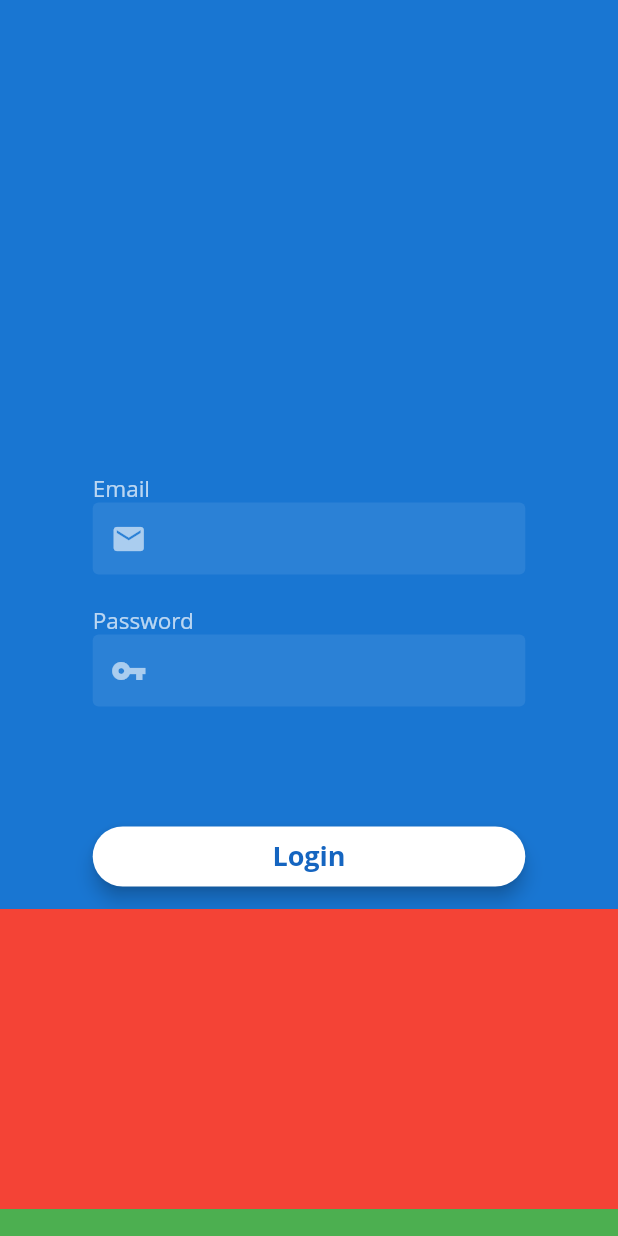
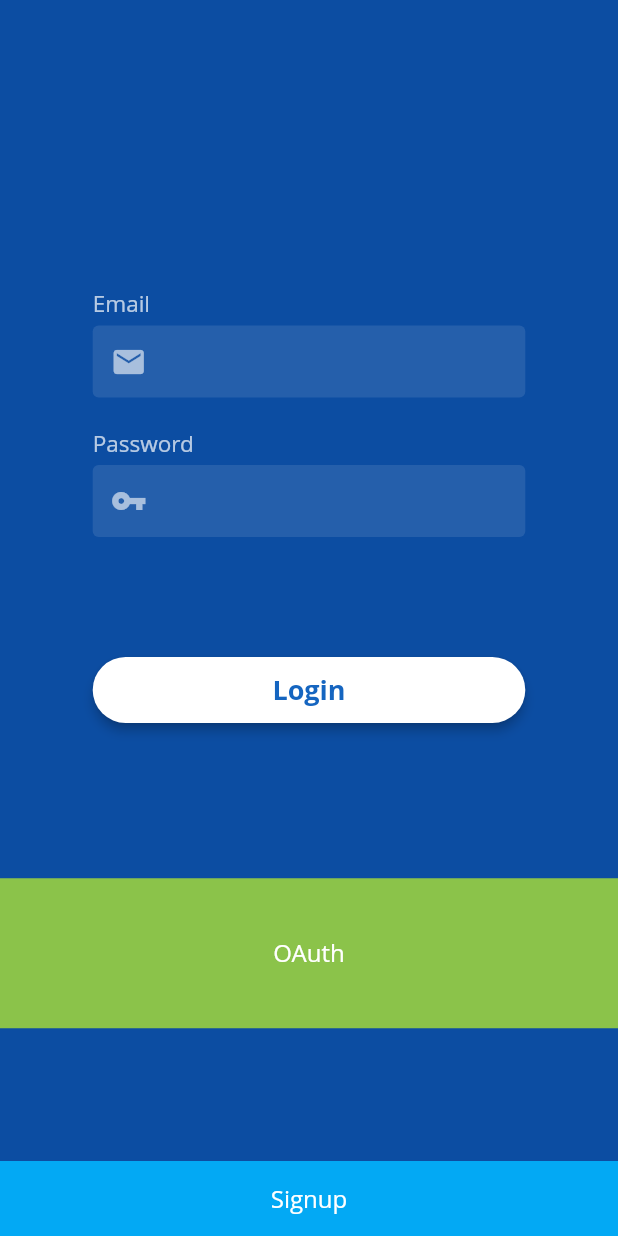
Before and after one commit to top2429/Justclass, a Flutter app: the screen it shows after launch, on a phone screen of 412 x 824 dp. Run offline on Flutter 3.47's test engine with Material 2 defaults, Android fonts, the phone set to English and light mode, and no system bars.

Commit message:
made auth screen responsive the orientations

```diff
--- a/lib/main.dart
+++ b/lib/main.dart
@@ -1,5 +1,5 @@
 import 'package:flutter/material.dart';
-import 'package:justclass/screens/login_screen.dart';
+import 'package:justclass/screens/auth_screen.dart';
 
 void main() {
   WidgetsFlutterBinding.ensureInitialized();
@@ -14,7 +14,7 @@ class MyApp extends StatelessWidget {
       title: "Justclass",
       debugShowCheckedModeBanner: false,
       theme: ThemeData(
-        backgroundColor: Colors.blue[700],
+        backgroundColor: Color(0xff0c4da2), // hoa sen logo @@
         fontFamily: "OpenSans",
       ),
       initialRoute: AuthScreen.routeName,
--- /dev/null
+++ b/lib/screens/auth_screen.dart
@@ -0,0 +1,41 @@
+import 'package:flutter/cupertino.dart';
+import 'package:flutter/material.dart';
+import 'package:justclass/widgets/email_auth_form.dart';
+import 'package:justclass/widgets/test_box.dart';
+
+class AuthScreen extends StatelessWidget {
+  static final routeName = "/auth";
+
+  @override
+  Widget build(BuildContext context) {
+    final orientation = MediaQuery.of(context).orientation;
+
+    return Scaffold(
+      backgroundColor: Theme.of(context).backgroundColor,
+      resizeToAvoidBottomInset: false,
+      body: SafeArea(
+        child: (orientation == Orientation.portrait)
+            ? Column(
+                mainAxisAlignment: MainAxisAlignment.end,
+                children: <Widget>[
+                  Spacer(flex: 2),
+                  EmailAuthForm(),
+                  Spacer(),
+                  TestBox(height: 100, color: Colors.lightGreen, title: "OAuth"),
+                  Spacer(),
+                  TestBox(height: 50, color: Colors.lightBlue, title: "Signup"),
+                ],
+              )
+            : SingleChildScrollView(
+                child: Column(
+                  children: <Widget>[
+                    TestBox(height: 50, color: Colors.lightBlue, title: "Signup"),
+                    EmailAuthForm(),
+                    TestBox(height: 100, color: Colors.lightGreen, title: "OAuth"),
+                  ],
+                ),
+              ),
+      ),
+    );
+  }
+}
--- a/lib/screens/login_screen.dart
+++ /dev/null
@@ -1,35 +0,0 @@
-import 'package:flutter/cupertino.dart';
-import 'package:flutter/material.dart';
-import 'package:justclass/widgets/email_auth_form.dart';
-
-class AuthScreen extends StatelessWidget {
-  static final routeName = "/auth";
-
-  @override
-  Widget build(BuildContext context) {
-    final orientation = MediaQuery.of(context).orientation;
-    final width = MediaQuery.of(context).size.width;
-
-    return Scaffold(
-      backgroundColor: Theme.of(context).backgroundColor,
-      body: SingleChildScrollView(
-        child: Column(
-          children: <Widget>[
-            Container(
-              height: 300,
-            ),
-            EmailAuthForm(),
-            Container(
-              height: 200,
-              color: Colors.red,
-            ),
-            Container(
-              height: 100,
-              color: Colors.green,
-            ),
-          ],
-        ),
-      ),
-    );
-  }
-}
--- a/lib/widgets/email_auth_form.dart
+++ b/lib/widgets/email_auth_form.dart
@@ -1,12 +1,19 @@
 import 'package:flutter/material.dart';
 
 class EmailAuthForm extends StatefulWidget {
+  EmailAuthForm({Key key}) : super(key: key);
+
   @override
   _EmailAuthFormState createState() => _EmailAuthFormState();
 }
 
 class _EmailAuthFormState extends State<EmailAuthForm> {
   final _passwordFocusNode = FocusNode();
+  final _emailController = TextEditingController();
+  final _passwordController = TextEditingController();
+
+  bool _emptyEmail = true;
+  bool _emptyPassword = true;
 
   @override
   void dispose() {
@@ -25,75 +32,26 @@ class _EmailAuthFormState extends State<EmailAuthForm> {
         child: SizedBox(
           width: (orientation == Orientation.portrait) ? width * 0.7 : width * 0.6,
           child: Form(
-            child: IntrinsicWidth(
             child: Column(
               crossAxisAlignment: CrossAxisAlignment.start,
               children: <Widget>[
-                  const Text("Email", style: TextStyle(color: Colors.white70, fontSize: 15)),
-                  TextFormField(
-                    cursorColor: Colors.white70,
-                    style: const TextStyle(color: Colors.white70, fontSize: 17),
-                    keyboardType: TextInputType.emailAddress,
-                    textInputAction: TextInputAction.next,
-                    decoration: InputDecoration(
-                      filled: true,
-                      fillColor: Colors.white.withOpacity(0.08),
-                      contentPadding: const EdgeInsets.all(0),
-                      enabledBorder: OutlineInputBorder(
-                        borderSide: BorderSide(color: Colors.transparent),
+                ..._buildEmailInput(),
+                const SizedBox(height: 20),
+                ..._buildPasswordInput(),
+                const SizedBox(height: 80),
+                _buildLoginButton(),
+              ],
             ),
-                      focusedBorder: OutlineInputBorder(
-                        borderSide: BorderSide(color: Colors.transparent),
           ),
-                      focusedErrorBorder: OutlineInputBorder(
-                        borderSide: BorderSide(color: Colors.amberAccent),
         ),
-                      errorBorder: OutlineInputBorder(
-                        borderSide: BorderSide(color: Colors.amber[700]),
       ),
-                      prefixIcon: const Icon(Icons.email, color: Colors.white60),
-                      suffix: const SizedBox(width: 0),
-                      errorStyle: const TextStyle(color: Colors.amberAccent, fontSize: 14),
-//                        errorText: "Invalid email",
-                    ),
-                    onFieldSubmitted: (_) {
-                      FocusScope.of(context).requestFocus(_passwordFocusNode);
-                    },
-                  ),
-                  const SizedBox(height: 20),
-                  const Text("Password", style: TextStyle(color: Colors.white70, fontSize: 15)),
-                  TextFormField(
-                    obscureText: true,
-                    cursorColor: Colors.white70,
-                    style: const TextStyle(color: Colors.white70, fontSize: 17),
-                    textInputAction: TextInputAction.done,
-                    decoration: InputDecoration(
-                      filled: true,
-                      fillColor: Colors.white.withOpacity(0.08),
-                      contentPadding: const EdgeInsets.all(0),
-                      enabledBorder: OutlineInputBorder(
-                        borderSide: BorderSide(color: Colors.transparent),
-                      ),
-                      focusedBorder: OutlineInputBorder(
-                        borderSide: BorderSide(color: Colors.transparent),
-                      ),
-                      focusedErrorBorder: OutlineInputBorder(
-                        borderSide: BorderSide(color: Colors.amberAccent),
-                      ),
-                      errorBorder: OutlineInputBorder(
-                        borderSide: BorderSide(color: Colors.amber[700]),
-                      ),
-                      prefixIcon: const Icon(Icons.vpn_key, color: Colors.white60),
-                      suffix: const SizedBox(width: 0),
-                      errorStyle: const TextStyle(color: Colors.amberAccent, fontSize: 14),
-//                        errorText: "Invalid email",
-                    ),
-                    focusNode: _passwordFocusNode,
-                  ),
-                  const SizedBox(height: 80),
-                  SizedBox(
-                    height: 40,
-                    width: (orientation == Orientation.portrait) ? width * 0.7 : width * 0.6,
+    );
+  }
+
+  Widget _buildLoginButton() {
+    return SizedBox(
+      height: 44,
+      width: double.infinity,
       child: RaisedButton(
         child: Text(
           "Login",
@@ -103,20 +61,109 @@ class _EmailAuthFormState extends State<EmailAuthForm> {
             color: Colors.blue[800],
           ),
         ),
-                      elevation: 5,
+        elevation: 3,
         color: Colors.white,
         shape: RoundedRectangleBorder(
-                        borderRadius: BorderRadius.circular(20),
+          borderRadius: BorderRadius.circular(22),
         ),
         onPressed: () {},
       ),
-                  ),
-                ],
-              ),
-            ),
-          ),
-        ),
-      ),
     );
   }
+
+  List<Widget> _buildEmailInput() {
+    return [
+      const Text("Email", style: TextStyle(color: Colors.white70, fontSize: 15)),
+      const SizedBox(height: 5),
+      TextFormField(
+        cursorColor: Colors.white70,
+        style: const TextStyle(color: Colors.white70, fontSize: 17),
+        keyboardType: TextInputType.emailAddress,
+        textInputAction: TextInputAction.next,
+        decoration: InputDecoration(
+          filled: true,
+          fillColor: Colors.white.withOpacity(0.1),
+          contentPadding: const EdgeInsets.all(0),
+          enabledBorder: const OutlineInputBorder(
+            borderSide: BorderSide(color: Colors.transparent),
+          ),
+          focusedBorder: const OutlineInputBorder(
+            borderSide: BorderSide(color: Colors.white70),
+          ),
+          focusedErrorBorder: const OutlineInputBorder(
+            borderSide: BorderSide(color: Colors.amberAccent),
+          ),
+          errorBorder: OutlineInputBorder(
+            borderSide: BorderSide(color: Colors.amber[700]),
+          ),
+          prefixIcon: const Icon(Icons.email, color: Colors.white60),
+          suffixIcon: (_emptyEmail)
+              ? const SizedBox(width: 0)
+              : GestureDetector(
+                  child: const Icon(Icons.cancel, color: Colors.white54),
+                  onTap: () {
+                    _emailController.text = "";
+                    setState(() => _emptyEmail = true);
+                  },
+                ),
+          errorStyle: const TextStyle(color: Colors.amberAccent, fontSize: 14),
+          errorText: null,
+        ),
+        controller: _emailController,
+        onFieldSubmitted: (_) => FocusScope.of(context).requestFocus(_passwordFocusNode),
+        onChanged: (val) {
+          if (val.length > 1) return;
+          setState(() => _emptyEmail = val.isEmpty);
+        },
+      ),
+    ];
   }
+
+  List<Widget> _buildPasswordInput() {
+    return [
+      const Text("Password", style: TextStyle(color: Colors.white70, fontSize: 15)),
+      const SizedBox(height: 5),
+      TextFormField(
+        obscureText: true,
+        cursorColor: Colors.white70,
+        style: const TextStyle(color: Colors.white70, fontSize: 17),
+        textInputAction: TextInputAction.done,
+        decoration: InputDecoration(
+          filled: true,
+          fillColor: Colors.white.withOpacity(0.1),
+          contentPadding: const EdgeInsets.all(0),
+          enabledBorder: const OutlineInputBorder(
+            borderSide: BorderSide(color: Colors.transparent),
+          ),
+          focusedBorder: const OutlineInputBorder(
+            borderSide: BorderSide(color: Colors.white70),
+          ),
+          focusedErrorBorder: const OutlineInputBorder(
+            borderSide: BorderSide(color: Colors.amberAccent),
+          ),
+          errorBorder: OutlineInputBorder(
+            borderSide: BorderSide(color: Colors.amber[700]),
+          ),
+          prefixIcon: const Icon(Icons.vpn_key, color: Colors.white60),
+          suffixIcon: (_emptyPassword)
+              ? const SizedBox(width: 0)
+              : GestureDetector(
+                  child: const Icon(Icons.cancel, color: Colors.white54),
+                  onTap: () {
+                    _passwordController.text = "";
+                    setState(() => _emptyPassword = true);
+                  },
+                ),
+          errorStyle: const TextStyle(color: Colors.amberAccent, fontSize: 14),
+          errorText: null,
+        ),
+        focusNode: _passwordFocusNode,
+        controller: _passwordController,
+        onChanged: (val) {
+          if (val.length > 1) return;
+          setState(() => _emptyPassword = val.isEmpty);
+        },
+      ),
+    ];
+  }
+}
--- /dev/null
+++ b/lib/widgets/oauth_row.dart
@@ -0,0 +1,12 @@
+import 'package:flutter/material.dart';
+
+class OAuthRow extends StatelessWidget {
+  @override
+  Widget build(BuildContext context) {
+    return Row(
+      children: <Widget>[
+
+      ],
+    );
+  }
+}
--- /dev/null
+++ b/lib/widgets/test_box.dart
@@ -0,0 +1,27 @@
+import 'package:flutter/material.dart';
+
+class TestBox extends StatelessWidget {
+  final Color color;
+  final double width;
+  final double height;
+  final String title;
+
+  TestBox({
+    this.color = Colors.white70,
+    this.width = double.infinity,
+    this.height = double.infinity,
+    this.title = "",
+  });
+
+  @override
+  Widget build(BuildContext context) {
+    return Container(
+      width: width,
+      height: height,
+      color: color,
+      child: Center(
+        child: Text(title, style: TextStyle(fontSize: 16, color: Colors.white)),
+      ),
+    );
+  }
+}
```
Lines whose indentation alone changed are shown as unchanged.
